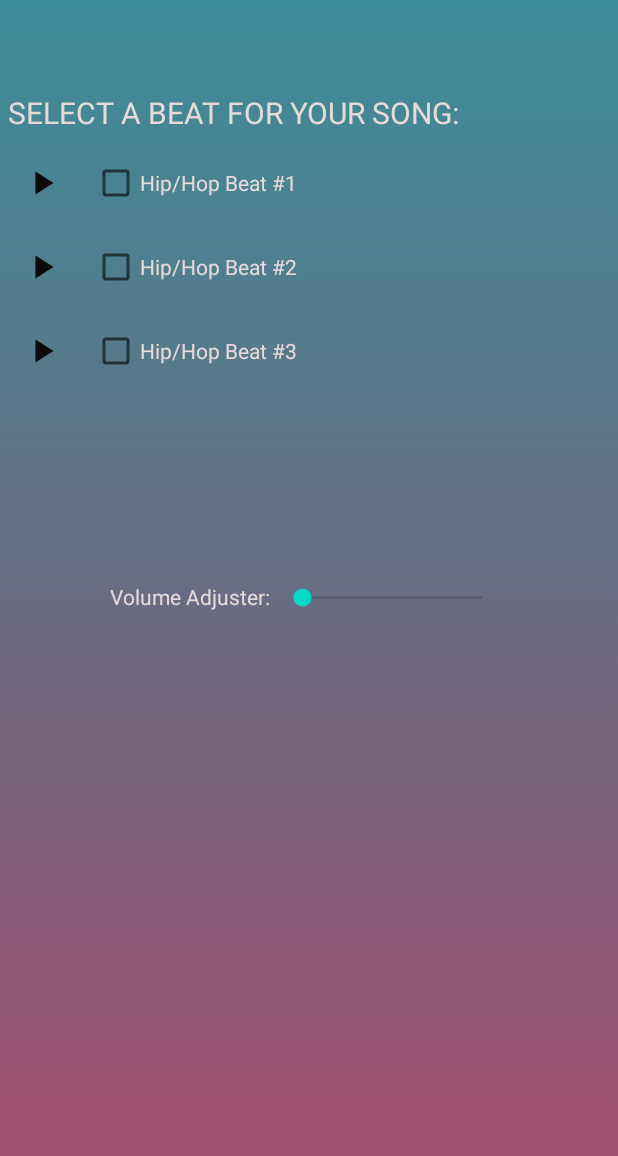
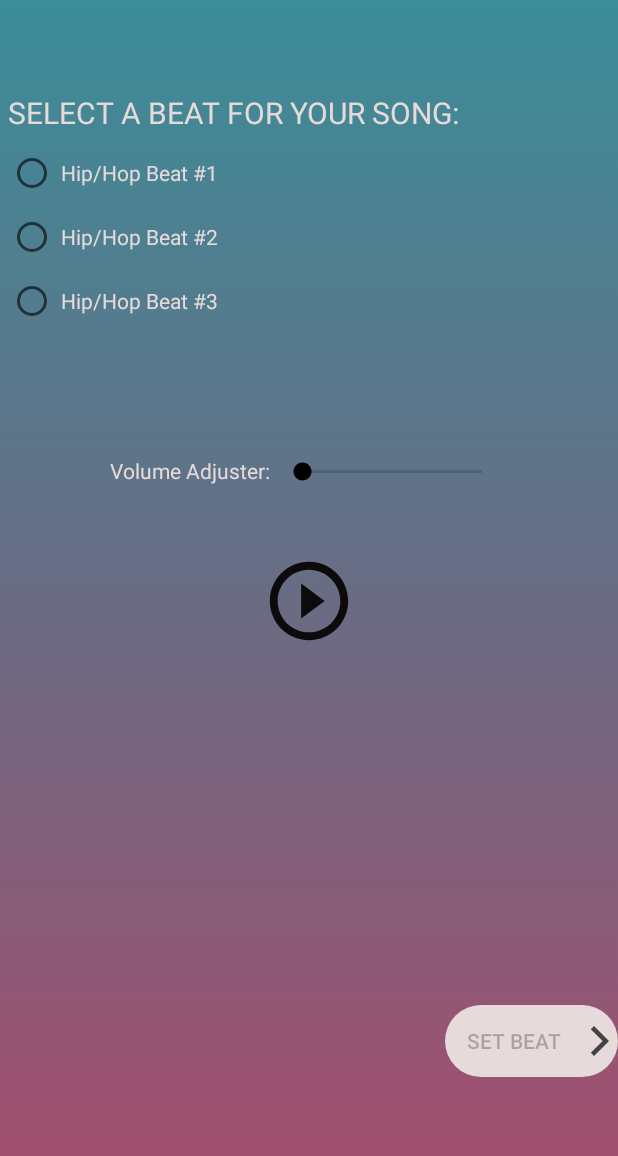
Before and after one commit to jtclapp/MApp, an Android app: the BeatPage1 screen opened directly, with no data from a screen before it, on a phone screen of 412 x 824 dp. Shown: the top 1156 px of the screen. Run offline under Robolectric (Android 15) with nearby library versions, the phone set to English and light mode, and no system bars.

Commit message:
Changes to Beat pages!

```diff
--- a/app/src/main/java/com/example/musicapp/BeatPage1.java
+++ b/app/src/main/java/com/example/musicapp/BeatPage1.java
@@ -1,19 +1,15 @@
 package com.example.musicapp;
-import android.content.Context;
 import android.content.DialogInterface;
 import android.content.Intent;
-import android.media.AudioManager;
 import android.media.MediaPlayer;
-import android.net.ConnectivityManager;
-import android.net.NetworkInfo;
 import android.os.Bundle;
 import android.os.Environment;
 import android.view.View;
 import android.widget.Button;
 import android.widget.CheckBox;
+import android.widget.RadioButton;
 import android.widget.SeekBar;
 import android.widget.ToggleButton;
-
 import androidx.appcompat.app.AlertDialog;
 import androidx.appcompat.app.AppCompatActivity;
 import java.io.File;
@@ -22,10 +18,9 @@ import java.io.IOException;
 public class BeatPage1 extends AppCompatActivity {
     MediaPlayer player;
     File path;
-    CheckBox checkBox;
-    CheckBox checkBox2;
-    CheckBox checkBox3;
-    ToggleButton T1, T2, T3;
+    RadioButton R1,R2,R3;
+    ToggleButton FinalPlay;
+    Button next;
     int check;
     SeekBar volumeadj;
     float setVolume;
@@ -35,65 +30,50 @@ public class BeatPage1 extends AppCompatActivity {
         super.onCreate(savedInstanceState);
         setContentView(R.layout.beat1_activity);
 
-        T1 = findViewById(R.id.play_hiphop1);
-        T1.setOnClickListener(new View.OnClickListener() {
+
+        R1 = findViewById(R.id.checkBox);
+        R1.setOnClickListener(new View.OnClickListener() {
             @Override
             public void onClick(View v) {
-
-                T2.setActivated(false);
-                T3.setActivated(false);
-                if (T1.isChecked()) {
-                    T1.setActivated(true);
+                if (R1.isChecked()) {
+                    check = 1;
                     path = new File(getExternalFilesDir(Environment.DIRECTORY_MUSIC) + File.separator + "HipHop_Beat#1.mp3");
                     DownloadDialog();
-                    new Thread(new Runnable() {
-                        @Override
-                        public void run() {
-                            play();
-                        }
-                    }).start();
-
-                    }
-                if (T1.isChecked() == false) {
-                    T1.setActivated(false);
-                    stopPlayer();
+                    next.setEnabled(true);
                 }
             }
         });
-        T2 = findViewById(R.id.play_hiphop2);
-        T2.setOnClickListener(new View.OnClickListener() {
+        R2 = findViewById(R.id.checkBox2);
+        R2.setOnClickListener(new View.OnClickListener() {
             @Override
             public void onClick(View v) {
-                T1.setActivated(false);
-                T3.setActivated(false);
-                if (T2.isChecked()) {
-                    T2.setActivated(true);
+                if (R2.isChecked()) {
+                    check = 2;
                     path = new File(getExternalFilesDir(Environment.DIRECTORY_MUSIC) + File.separator + "HipHop_Beat#2.mp3");
                     DownloadDialog();
-                    new Thread(new Runnable() {
-                        @Override
-                        public void run() {
-                            play();
-                        }
-                    }).start();
-
-                }
-                if (T2.isChecked() == false) {
-                    T2.setActivated(false);
-                    stopPlayer();
+                    next.setEnabled(true);
                 }
             }
         });
-        T3 = findViewById(R.id.play_hiphop3);
-        T3.setOnClickListener(new View.OnClickListener() {
+        R3 = findViewById(R.id.checkBox4);
+        R3.setOnClickListener(new View.OnClickListener() {
             @Override
             public void onClick(View v) {
-                T1.setActivated(false);
-                T2.setActivated(false);
-                if (T3.isChecked()) {
-                    T3.setActivated(true);
+                if (R3.isChecked()) {
+                    check = 3;
                     path = new File(getExternalFilesDir(Environment.DIRECTORY_MUSIC) + File.separator + "HipHop_Beat#3.mp3");
                     DownloadDialog();
+                    next.setEnabled(true);
+                }
+            }
+        });
+        FinalPlay = findViewById(R.id.Beat1Play);
+        FinalPlay.setOnClickListener(new View.OnClickListener() {
+            @Override
+            public void onClick(View view)
+            {
+                if (FinalPlay.isChecked()) {
+                    FinalPlay.setActivated(true);
                     new Thread(new Runnable() {
                         @Override
                         public void run() {
@@ -101,45 +81,21 @@ public class BeatPage1 extends AppCompatActivity {
                         }
                     }).start();
                 }
-                if (T3.isChecked() == false) {
-                    T3.setActivated(false);
+                if (FinalPlay.isChecked() == false) {
+                    FinalPlay.setActivated(false);
                     stopPlayer();
                 }
             }
         });
-        checkBox = findViewById(R.id.checkBox);
-        checkBox.setOnClickListener(new View.OnClickListener() {
+        next = findViewById(R.id.nextpage1);
+        next.setOnClickListener(new View.OnClickListener() {
             @Override
-            public void onClick(View v) {
-                if (checkBox.isChecked()) {
-                    check = 1;
-                    openMainAct5();
-                }
-            }
-        });
-        checkBox2 = findViewById(R.id.checkBox2);
-        checkBox2.setOnClickListener(new View.OnClickListener() {
-            @Override
-            public void onClick(View v) {
-                if (checkBox2.isChecked()) {
-                    check = 2;
-                    openMainAct5();
-                }
-            }
-        });
-        checkBox3 = findViewById(R.id.checkBox4);
-        checkBox3.setOnClickListener(new View.OnClickListener() {
-            @Override
-            public void onClick(View v) {
-                if (checkBox3.isChecked()) {
-                    check = 3;
-                    openMainAct5();
-                }
+            public void onClick(View view) {
+                openMainAct5();
             }
         });
         volumeadj = findViewById(R.id.Volume);
     }
-
     public void openMainAct5() {
         Intent intent = new Intent(this, MainActivity5.class);
         if (check == 1) {
@@ -200,7 +156,7 @@ public class BeatPage1 extends AppCompatActivity {
             builder.setPositiveButton("Download", new DialogInterface.OnClickListener() {
                 @Override
                 public void onClick(DialogInterface dialog, int which) {
-                    T1.setActivated(false);T2.setActivated(false);T3.setActivated(false);
+                    FinalPlay.setActivated(false);
                     Intent intentdownload = new Intent(getApplicationContext(), DownloadedBeats.class);
                     startActivity(intentdownload);
                 }
--- a/app/src/main/java/com/example/musicapp/FinalActivity.java
+++ b/app/src/main/java/com/example/musicapp/FinalActivity.java
@@ -110,7 +110,6 @@ public class FinalActivity extends AppCompatActivity {
         });
         songbuilder();
     }
-
     public void LoadAI(View view) throws IOException {
         stopPlayer();
         Intent myintent2 = getIntent();
@@ -247,7 +246,7 @@ public class FinalActivity extends AppCompatActivity {
         Intent Bufferintent = getIntent();
         int SampleHZ = HZintent.getIntExtra("sampleRateInHz", 0);
         int bs = Bufferintent.getIntExtra("buffersizeinbytes", 0);
-
+        Toast.makeText(FinalActivity.this, "Please wait. Loading...", Toast.LENGTH_LONG).show();
         short[] audioData = new short[bs];
         InputStream inputStream = new FileInputStream(file);
         BufferedInputStream bufferedInputStream = new BufferedInputStream(inputStream);
--- a/app/src/main/java/com/example/musicapp/RecordingLibrary.java
+++ b/app/src/main/java/com/example/musicapp/RecordingLibrary.java
@@ -75,7 +75,6 @@ public class RecordingLibrary extends AppCompatActivity {
             }
         });
     }
-
     private void ShowRecording() {
         recordingArrayAdapter = new ArrayAdapter<RecordingModel>(RecordingLibrary.this, android.R.layout.simple_list_item_1, dataBaseHelper.getEveryone2());
         lv_recordinglist.setAdapter(recordingArrayAdapter);
--- a/app/src/main/res/layout/activity_final.xml
+++ b/app/src/main/res/layout/activity_final.xml
@@ -15,7 +15,8 @@
         android:layout_alignParentBottom="true"
         android:layout_marginRight="159dp"
         android:layout_marginBottom="45dp"
-        android:background="#E6DADA"
+        android:background="@drawable/rounded_button"
+        android:backgroundTint="#E6DADA"
         android:drawableBottom="@drawable/ic_baseline_refresh_24"
         android:onClick="LoadAI"
         android:text="Load AI" />
--- a/app/src/main/res/layout/beat1_activity.xml
+++ b/app/src/main/res/layout/beat1_activity.xml
@@ -18,87 +18,40 @@
         android:layout_margin="5dp"
         android:textSize="20dp" />
 
-    <LinearLayout
-        android:id="@+id/progress_horizontal2"
+    <RadioGroup
         android:layout_width="wrap_content"
-        android:layout_height="wrap_content"
-        android:layout_gravity="center_vertical"
-        android:orientation="horizontal">
+        android:layout_height="wrap_content">
 
-        <ToggleButton
-            android:id="@+id/play_hiphop1"
-            android:layout_width="45dp"
-            android:layout_height="45dp"
-            android:background="@drawable/custom_button2"
-            android:layout_margin="5dp"
-            android:textOff=""
-            android:textOn="" />
-
-        <CheckBox
+        <RadioButton
             android:id="@+id/checkBox"
             android:layout_width="wrap_content"
             android:layout_height="wrap_content"
             android:layout_margin="5dp"
-            android:text="Hip/Hop Beat #1"
+            android:text=" Hip/Hop Beat #1"
             android:textColor="#E6DADA" />
 
-    </LinearLayout>
-
-    <LinearLayout
-        android:id="@+id/progress_horizontal3"
-        android:layout_width="wrap_content"
-        android:layout_height="wrap_content"
-        android:layout_gravity="center_vertical"
-        android:orientation="horizontal">
-
-        <ToggleButton
-            android:id="@+id/play_hiphop2"
-            android:layout_width="45dp"
-            android:layout_height="45dp"
-            android:background="@drawable/custom_button2"
-            android:layout_margin="5dp"
-            android:textOff=""
-            android:textOn="" />
-
-        <CheckBox
+        <RadioButton
             android:id="@+id/checkBox2"
             android:layout_width="wrap_content"
             android:layout_height="wrap_content"
             android:layout_margin="5dp"
-            android:text="Hip/Hop Beat #2"
+            android:text=" Hip/Hop Beat #2"
             android:textColor="#E6DADA" />
 
-    </LinearLayout>
-
-    <LinearLayout
-        android:id="@+id/progress_horizontal4"
-        android:layout_width="wrap_content"
-        android:layout_height="wrap_content"
-        android:layout_gravity="center_vertical"
-        android:orientation="horizontal">
-        <ToggleButton
-            android:id="@+id/play_hiphop3"
-            android:layout_width="45dp"
-            android:layout_height="45dp"
-            android:layout_margin="5dp"
-            android:background="@drawable/custom_button2"
-            android:textOff=""
-            android:textOn="" />
-
-        <CheckBox
+        <RadioButton
             android:id="@+id/checkBox4"
             android:layout_width="wrap_content"
             android:layout_height="wrap_content"
             android:layout_margin="5dp"
-            android:text="Hip/Hop Beat #3"
+            android:text=" Hip/Hop Beat #3"
             android:textColor="#E6DADA" />
 
-    </LinearLayout>
+</RadioGroup>
 
     <TextView
         android:id="@+id/textView10"
         android:layout_width="match_parent"
-        android:layout_height="124dp" />
+        android:layout_height="80dp" />
     <LinearLayout
         android:id="@+id/progress_horizontal5"
         android:layout_width="wrap_content"
@@ -121,4 +74,30 @@
         android:layout_height="wrap_content" />
     </LinearLayout>
 
+    <ToggleButton
+        android:id="@+id/Beat1Play"
+        android:layout_width="wrap_content"
+        android:layout_height="wrap_content"
+        android:layout_gravity="center"
+        android:layout_margin="20dp"
+        android:background="@drawable/custom_button3"
+        android:textOff=""
+        android:textOn="" />
+
+    <TextView
+        android:id="@+id/textView11"
+        android:layout_width="match_parent"
+        android:layout_height="195dp"/>
+
+    <Button
+        android:id="@+id/nextpage1"
+        android:layout_width="115dp"
+        android:layout_height="wrap_content"
+        android:layout_gravity="right"
+        android:background="@drawable/rounded_button"
+        android:backgroundTint="#E6DADA"
+        android:drawableRight="@drawable/ic_baseline_arrow_forward_ios_24"
+        android:enabled="false"
+        android:text="Set Beat" />
+
 </LinearLayout>
--- a/app/src/main/res/values/styles.xml
+++ b/app/src/main/res/values/styles.xml
@@ -4,7 +4,7 @@
         <!-- Customize your theme here. -->
         <item name="colorPrimary">#3b8d99</item>
         <item name="colorPrimaryDark">#3b8d99</item>
-        <item name="colorAccent">@color/colorAccent</item>
+        <item name="colorAccent">#000000</item>
     </style>
 
     <style name="AppTheme.NoActionBar">
```
Also changed, not shown: app/src/main/java/com/example/musicapp/MainActivity5.java (+12 -10 lines).
